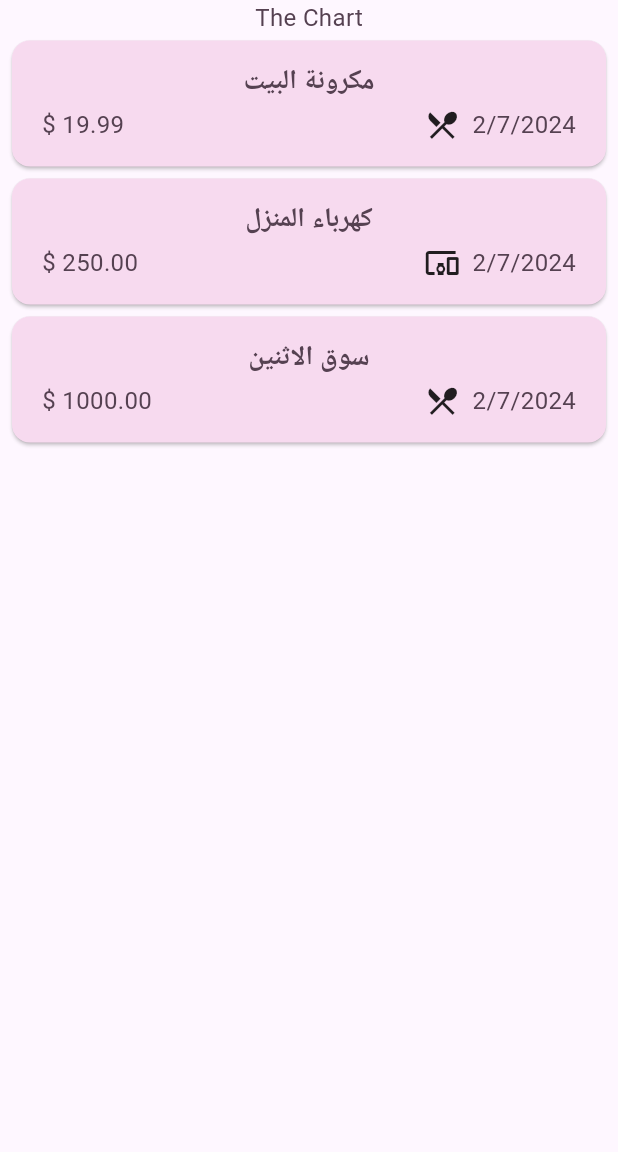
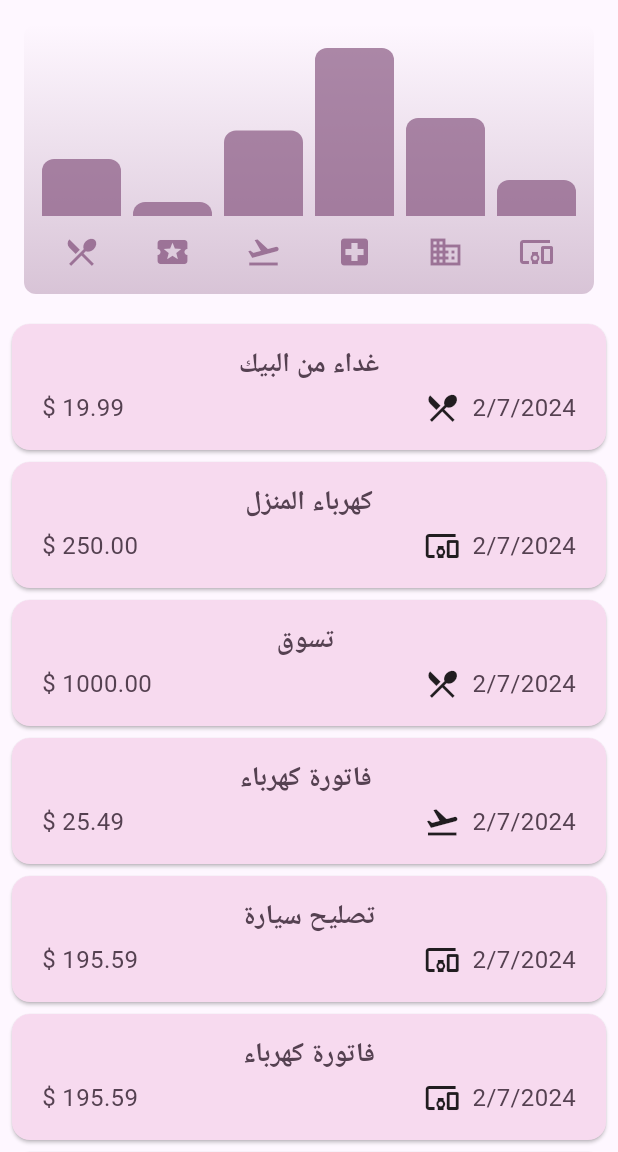
Before and after one commit to raazx/expenss, a Flutter app: the screen it shows after launch, on a phone screen of 412 x 824 dp, the part 84-1236 px from its top. Run offline on Flutter 3.47's test engine with Material 3 defaults, Android fonts, the phone set to English and light mode, and no system bars.

Commit message:
update all

```diff
--- a/lib/expenses.dart
+++ b/lib/expenses.dart
@@ -1,4 +1,5 @@
 import 'package:expenss/new_expense.dart';
+import 'package:expenss/widgets/chart/chart.dart';
 import 'package:expenss/widgets/expenses_list/expenses_list.dart';
 import 'package:expenss/model/expense.dart';
 import 'package:flutter/material.dart';
@@ -13,7 +14,7 @@
 class _ExpensesState extends State<Expenses> {
   final List<Expense> _registeredExpense = [
     Expense(
-      title: 'مكرونة البيت',
+      title: 'غداء من البيك',
       amount: 19.99,
       date: DateTime.now(),
       category: Categoory.food,
@@ -25,10 +26,64 @@
       category: Categoory.other,
     ),
     Expense(
-      title: 'سوق الاثنين',
+      title: 'تسوق ',
       amount: 1000.0,
       date: DateTime.now(),
       category: Categoory.food,
+    ),
+    Expense(
+      title: 'فاتورة كهرباء ',
+      amount: 25.49,
+      date: DateTime.now(),
+      category: Categoory.travel,
+    ),
+    Expense(
+      title: ' تصليح سيارة ',
+      amount: 195.59,
+      date: DateTime.now(),
+      category: Categoory.other,
+    ),
+    Expense(
+      title: ' فاتورة كهرباء ',
+      amount: 195.59,
+      date: DateTime.now(),
+      category: Categoory.other,
+    ),
+    Expense(
+      title: ' الذهاب الي السنيما  ',
+      amount: 250,
+      date: DateTime.now(),
+      category: Categoory.leisure,
+    ),
+    Expense(
+      title: 'فواتير بوفية العمل ',
+      amount: 250,
+      date: DateTime.now(),
+      category: Categoory.work,
+    ),
+    Expense(
+      title: 'شرائ مكتب جديد ',
+      amount: 1500,
+      date: DateTime.now(),
+      category: Categoory.work,
+    ),
+    Expense(
+      title: ' السفر الي الرياض  ',
+      amount: 1500,
+      date: DateTime.now(),
+      category: Categoory.travel,
+    ),
+    Expense(
+      title: 'جلسه علاجية',
+      amount: 1500,
+      date: DateTime.now(),
+      category: Categoory.health,
+    ),
+    Expense(
+      title: ' تحاليل طبية',
+      amount: 1500,
+      date: DateTime.now(),
+      category: Categoory.health,
     ),
   ];
 
@@ -103,7 +158,7 @@
       ),
       body: Column(
         children: [
-          const Text('The Chart'),
+          Chart(expenses: _registeredExpense),
           Expanded(child: mainContent),
         ],
       ),
--- a/lib/main.dart
+++ b/lib/main.dart
@@ -45,6 +45,16 @@
             color: kColorSchemeLight.onSecondaryContainer,
             fontSize: 16,
           ),
+          bodySmall: TextStyle(
+            fontWeight: FontWeight.normal,
+            color: kColorSchemeLight.onSecondaryContainer,
+            fontSize: 16,
+          ),
+          bodyLarge: TextStyle(
+            fontWeight: FontWeight.normal,
+            color: kColorSchemeLight.onSecondaryContainer,
+            fontSize: 16,
+          ),
         ),
       ),
       darkTheme: ThemeData.dark().copyWith(
--- a/lib/model/expense.dart
+++ b/lib/model/expense.dart
@@ -34,3 +34,26 @@
     return formatter.format(date);
   }
 }
+
+class ExpenseBucket {
+  ExpenseBucket({
+    required this.categoory,
+    required this.expenses,
+  });
+
+  ExpenseBucket.forCategory(List<Expense> allExpenses, this.categoory)
+      : expenses = allExpenses
+            .where((expense) => expense.category == categoory)
+            .toList();
+
+  final Categoory categoory;
+  final List<Expense> expenses;
+
+  double get totalExpenses {
+    double sum = 0;
+    for (final element in expenses) {
+      sum += element.amount;
+    }
+    return sum;
+  }
+}
--- /dev/null
+++ b/lib/widgets/chart/chart.dart
@@ -0,0 +1,96 @@
+import 'package:expenss/model/expense.dart';
+import 'package:expenss/widgets/chart/chart_bar.dart';
+import 'package:flutter/material.dart';
+
+class Chart extends StatelessWidget {
+  const Chart({super.key, required this.expenses});
+
+  final List<Expense> expenses;
+
+  List<ExpenseBucket> get buckets {
+    return [
+      ExpenseBucket.forCategory(expenses, Categoory.food),
+      ExpenseBucket.forCategory(expenses, Categoory.leisure),
+      ExpenseBucket.forCategory(expenses, Categoory.travel),
+      ExpenseBucket.forCategory(expenses, Categoory.health),
+      ExpenseBucket.forCategory(expenses, Categoory.work),
+      ExpenseBucket.forCategory(expenses, Categoory.other),
+    ];
+  }
+
+  double get maxTotalExpense {
+    double maxTotalExpense = 0;
+
+    for (final bucket in buckets) {
+      if (bucket.totalExpenses > maxTotalExpense) {
+        maxTotalExpense = bucket.totalExpenses;
+      }
+    }
+
+    return maxTotalExpense;
+  }
+
+  @override
+  Widget build(BuildContext context) {
+    final isDarkMode =
+        MediaQuery.of(context).platformBrightness == Brightness.dark;
+    return Container(
+      margin: const EdgeInsets.all(16),
+      padding: const EdgeInsets.symmetric(
+        vertical: 16,
+        horizontal: 8,
+      ),
+      width: double.infinity,
+      height: 180,
+      decoration: BoxDecoration(
+        borderRadius: BorderRadius.circular(8),
+        gradient: LinearGradient(
+          colors: [
+            Theme.of(context).colorScheme.primary.withOpacity(0.3),
+            Theme.of(context).colorScheme.primary.withOpacity(0.0)
+          ],
+          begin: Alignment.bottomCenter,
+          end: Alignment.topCenter,
+        ),
+      ),
+      child: Column(
+        children: [
+          Expanded(
+            child: Row(
+              crossAxisAlignment: CrossAxisAlignment.end,
+              children: [
+                for (final bucket in buckets) // alternative to map()
+                  ChartBar(
+                    fill: bucket.totalExpenses == 0
+                        ? 0
+                        : bucket.totalExpenses / maxTotalExpense,
+                  )
+              ],
+            ),
+          ),
+          const SizedBox(height: 12),
+          Row(
+            children: buckets
+                .map(
+                  (bucket) => Expanded(
+                    child: Padding(
+                      padding: const EdgeInsets.symmetric(horizontal: 4),
+                      child: Icon(
+                        categoryIcons[bucket.categoory],
+                        color: isDarkMode
+                            ? Theme.of(context).colorScheme.secondary
+                            : Theme.of(context)
+                                .colorScheme
+                                .primary
+                                .withOpacity(0.7),
+                      ),
+                    ),
+                  ),
+                )
+                .toList(),
+          )
+        ],
+      ),
+    );
+  }
+}
--- /dev/null
+++ b/lib/widgets/chart/chart_bar.dart
@@ -0,0 +1,34 @@
+import 'package:flutter/material.dart';
+
+class ChartBar extends StatelessWidget {
+  const ChartBar({
+    super.key,
+    required this.fill,
+  });
+
+  final double fill;
+
+  @override
+  Widget build(BuildContext context) {
+    final isDarkMode =
+        MediaQuery.of(context).platformBrightness == Brightness.dark;
+    return Expanded(
+      child: Padding(
+        padding: const EdgeInsets.symmetric(horizontal: 4),
+        child: FractionallySizedBox(
+          heightFactor: fill,
+          child: DecoratedBox(
+            decoration: BoxDecoration(
+              shape: BoxShape.rectangle,
+              borderRadius:
+                  const BorderRadius.vertical(top: Radius.circular(8)),
+              color: isDarkMode
+                  ? Theme.of(context).colorScheme.secondary
+                  : Theme.of(context).colorScheme.primary.withOpacity(0.65),
+            ),
+          ),
+        ),
+      ),
+    );
+  }
+}
```
